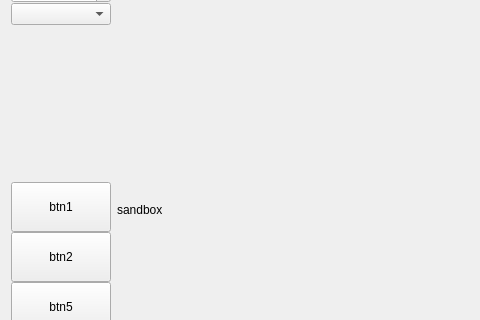
Old version of the form src/uis/third_window.ui in the repository arrgn/PhysCalc; both pictures show x 0 to 480 and y 131 to 451 of the 1002 by 674 pixel window.
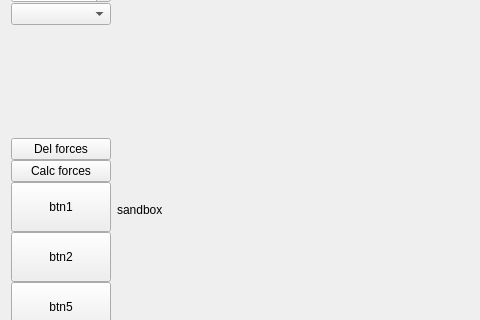
New version of the form.

Commit message: :sparkles:(forces): Forces Added mg and N.

```diff
--- a/src/uis/third_window.ui
+++ b/src/uis/third_window.ui
@@ -51,6 +51,20 @@
        </property>
       </spacer>
      </item>
+     <item>
+      <widget class="QPushButton" name="del_forces">
+       <property name="text">
+        <string>Del forces</string>
+       </property>
+      </widget>
+     </item>
+     <item>
+      <widget class="QPushButton" name="calc_forces">
+       <property name="text">
+        <string>Calc forces</string>
+       </property>
+      </widget>
+     </item>
      <item>
       <widget class="QPushButton" name="btn1">
        <property name="sizePolicy">
```
The commit also changes 2 other files.
